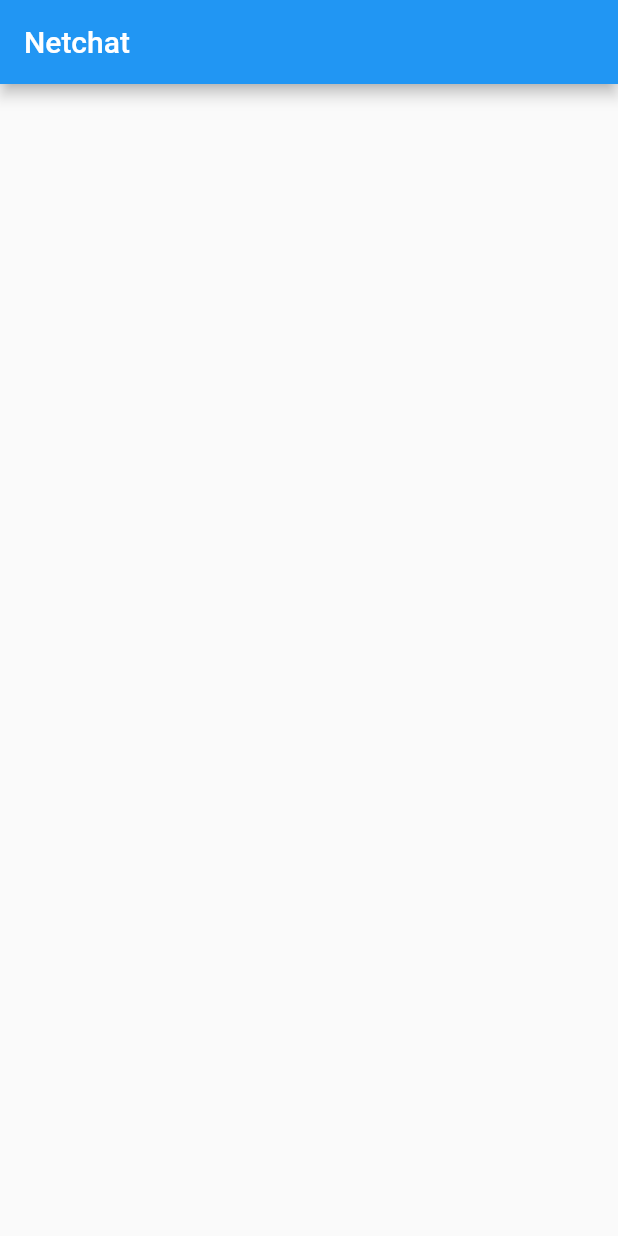
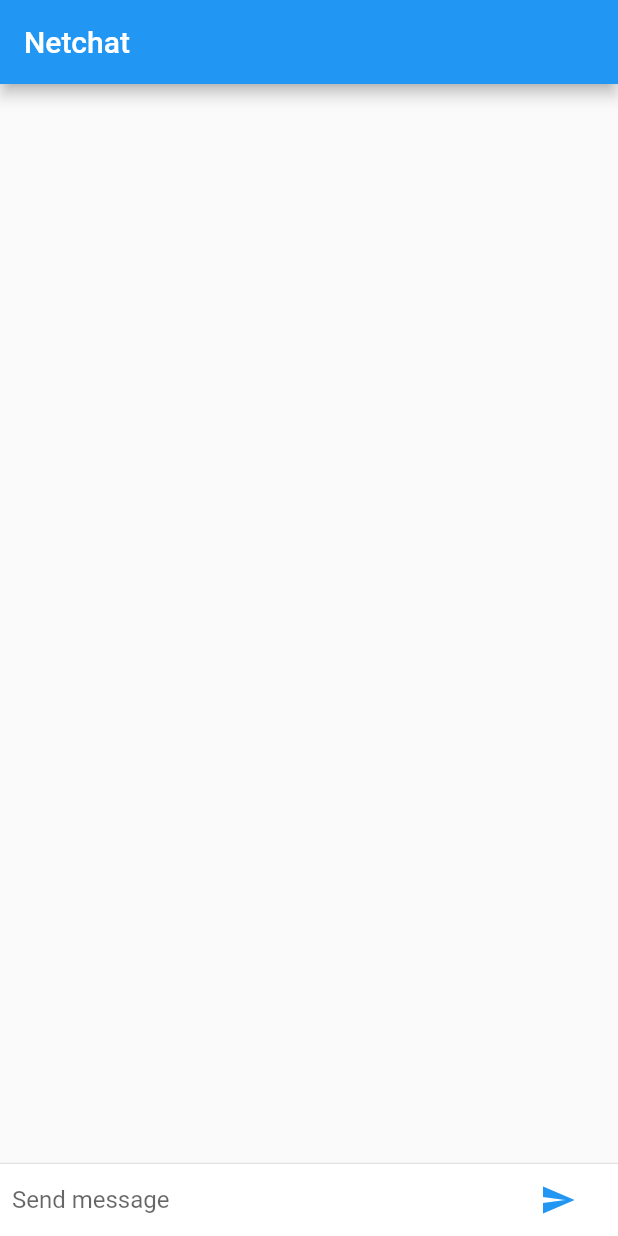
Before and after one commit to cfanatic/flutter-netchat, a Flutter app: the screen it shows after launch, on a phone screen of 412 x 824 dp. Run offline on Flutter 3.47's test engine with Material 2 defaults, Android fonts, the phone set to English and light mode, and no system bars.

Commit message:
Implement text field, button and message list

```diff
--- a/lib/main.dart
+++ b/lib/main.dart
@@ -10,12 +10,125 @@ class Netchat extends StatelessWidget {
     return MaterialApp(
       debugShowCheckedModeBanner: false,
       title: title,
-      home: Scaffold(
-        appBar: AppBar(
-          title: Text(title),
+      home: ChatScreen(title: title),
+    );
+  }
+}
+
+class ChatScreen extends StatefulWidget {
+  final String title;
+
+  ChatScreen({Key key, this.title}) : super(key: key);
+
+  @override
+  _ChatScreenState createState() => _ChatScreenState();
+}
+
+class _ChatScreenState extends State<ChatScreen> {
+  final List<ChatMessage> _messages = <ChatMessage>[];
+  final TextEditingController _textController = TextEditingController();
+
+  @override
+  Widget build(BuildContext context) {
+    return Scaffold(
+      appBar: AppBar(
+        title: Text(widget.title),
+      ),
+      body: Column(
+        children: <Widget>[
+          // Flexible as a parent of ListView lets the list of received messages expand to fill the Column height while TextField remains a fixed size
+          Flexible(
+            child: ListView.builder(
+              padding: EdgeInsets.all(8.0),
+              reverse: true,
+              itemBuilder: (BuildContext context, int index) => _messages[index],
+              itemCount: _messages.length,
+            ),
+          ),
+          Divider(height: 1.0),
+          Container(
+              // use decoration to create a new BoxDecoration object that defines the background color
+              decoration: BoxDecoration(
+                color: Theme.of(context).cardColor,
+              ),
+              child: _buildTextComposer()),
+        ],
+      ),
+    );
+  }
+
+  void _handleSubmitted(String text) {
+    _textController.clear();
+    ChatMessage message = ChatMessage(text: text);
+    setState(() {
+      _messages.insert(0, message);
+    });
+  }
+
+  Widget _buildTextComposer() {
+    return IconTheme(
+      // "BuildContext" object is a handle to the location of a widget in your app's widget tree
+      data: IconThemeData(color: Theme.of(context).accentColor),
+      child: Container(
+        margin: const EdgeInsets.symmetric(horizontal: 8.0),
+        child: Row(
+          children: <Widget>[
+            // Flexible tells the Row to automatically size the TextField to use the remaining space that isn't used by the button
+            Flexible(
+              child: TextField(
+                // every callback needs a handle and so the function name shall have "handle" in its word
+                onSubmitted: _handleSubmitted,
+                controller: _textController,
+                decoration: InputDecoration.collapsed(
+                  hintText: "Send message",
+                ),
+              ),
+            ),
+            Container(
+                // units here are logical pixels that get translated into a specific number of physical pixels
+                margin: EdgeInsets.symmetric(horizontal: 8.0),
+                child: IconButton(
+                  onPressed: () => _handleSubmitted(_textController.text),
+                  icon: Icon(Icons.send),
+                  tooltip: "Send message",
+                ))
+          ],
         ),
-        body: Container(),
       ),
     );
   }
 }
+
+// we want to store chat messages in a Dart list, thus we define a corresponding chat message class right away
+class ChatMessage extends StatelessWidget {
+  ChatMessage({this.text});
+
+  final String _name = "Arnd";
+  final String text;
+
+  @override
+  Widget build(BuildContext context) {
+    return Container(
+      margin: const EdgeInsets.symmetric(vertical: 10.0),
+      child: Row(
+        crossAxisAlignment: CrossAxisAlignment.start,
+        children: <Widget>[
+          Container(
+            margin: const EdgeInsets.only(right: 16.0),
+            child: CircleAvatar(child: Text(_name[0])),
+          ),
+          Column(
+            crossAxisAlignment: CrossAxisAlignment.start,
+            children: <Widget>[
+              Text(_name, style: Theme.of(context).textTheme.subtitle1),
+              Container(
+                margin: const EdgeInsets.only(top: 5.0),
+                child: Text(text),
+              ),
+            ],
+          ),
+        ],
+      ),
+    );
+  }
+}
```
Also changed, not shown: misc/ui.txt (+26 -0 lines), 1 other file.
